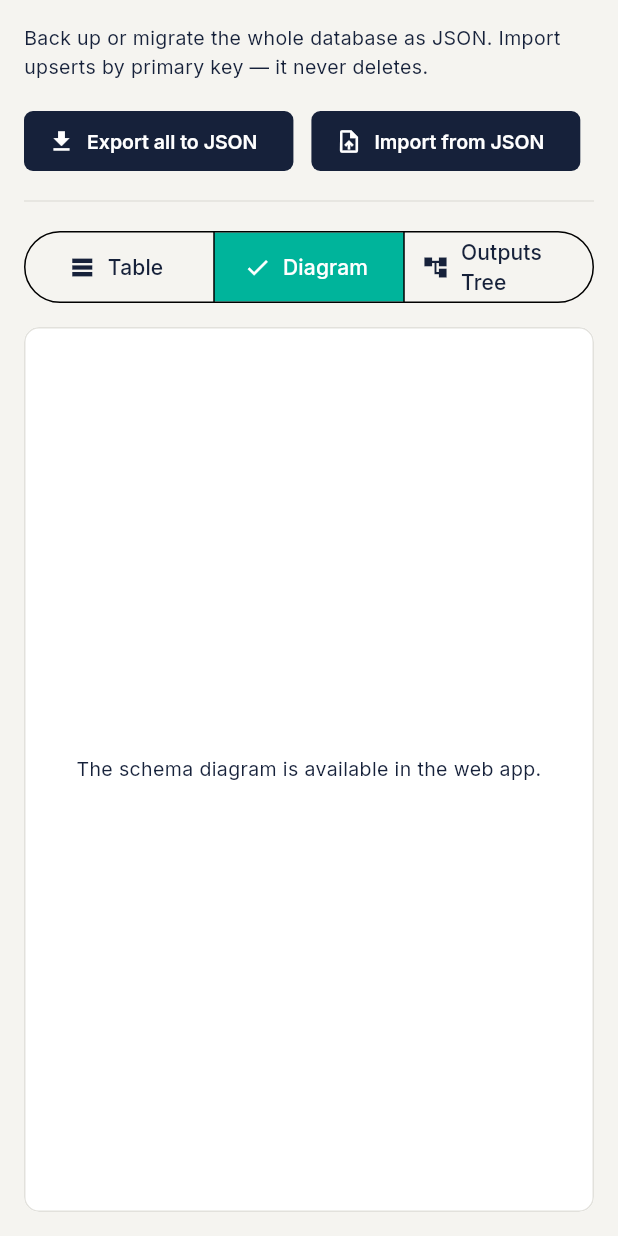
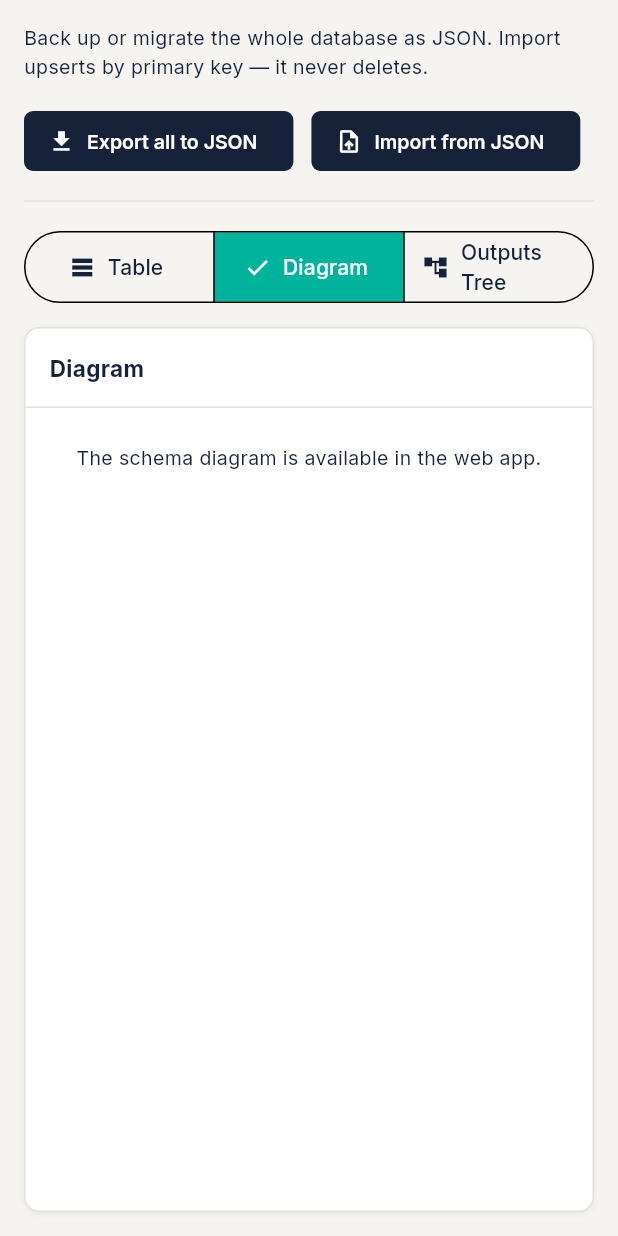
Before and after one commit to berlogabob/Unidcom-IADE, a Flutter app: the DataScreen widget shown alone on an empty page, opened directly, after a tap on "Diagram", on a phone screen of 412 x 824 dp. Run offline on Flutter 3.47's test engine with Material 3 defaults, Android fonts, the phone set to English and light mode, and no system bars; our stand-ins replace fl_chart, go_router, google_fonts, supabase_flutter; missing offline and left inert: dart:html, dart:ui_web; accounts and stored records are empty; network calls fail.

Commit message:
redesign: T2.11 reports + data page panel pass
Wrapped data table section in reports.dart with Panel(title: "Outputs (X)").
Replaced Card widgets with Panel in data_page.dart for diagram and outputs
tree views. Added imports for ../theme/tokens.dart and ../widgets/panels.dart.

Co-Authored-By: Claude Fable 5 <noreply@anthropic.com>

```diff
--- a/lib/app/data_page.dart
+++ b/lib/app/data_page.dart
@@ -4,7 +4,9 @@ import 'package:flutter/material.dart';
 
 import '../csv_download.dart';
 import '../data/supabase.dart';
+import '../theme/tokens.dart';
 import '../widgets/detail_scaffold.dart';
+import '../widgets/panels.dart';
 import '../widgets/schema_view.dart';
 
 class DataScreen extends StatefulWidget {
@@ -182,16 +184,18 @@ class _DataScreenState extends State<DataScreen> {
             Expanded(child: _TableView(future: _rows)),
           ] else if (_view == _View.diagram)
             Expanded(
-              child: Card(
-                clipBehavior: Clip.antiAlias,
+              child: Panel(
+                title: 'Diagram',
                 child: schemaView(),
+                padding: const EdgeInsets.all(0),
               ),
             )
           else
             Expanded(
-              child: Card(
-                clipBehavior: Clip.antiAlias,
+              child: Panel(
+                title: 'Outputs Tree',
                 child: schemaView(page: 'schema.html?src=outputs.mmd'),
+                padding: const EdgeInsets.all(0),
               ),
             ),
         ],
```
Also changed, not shown: lib/app/reports.dart (+6 -2 lines).
